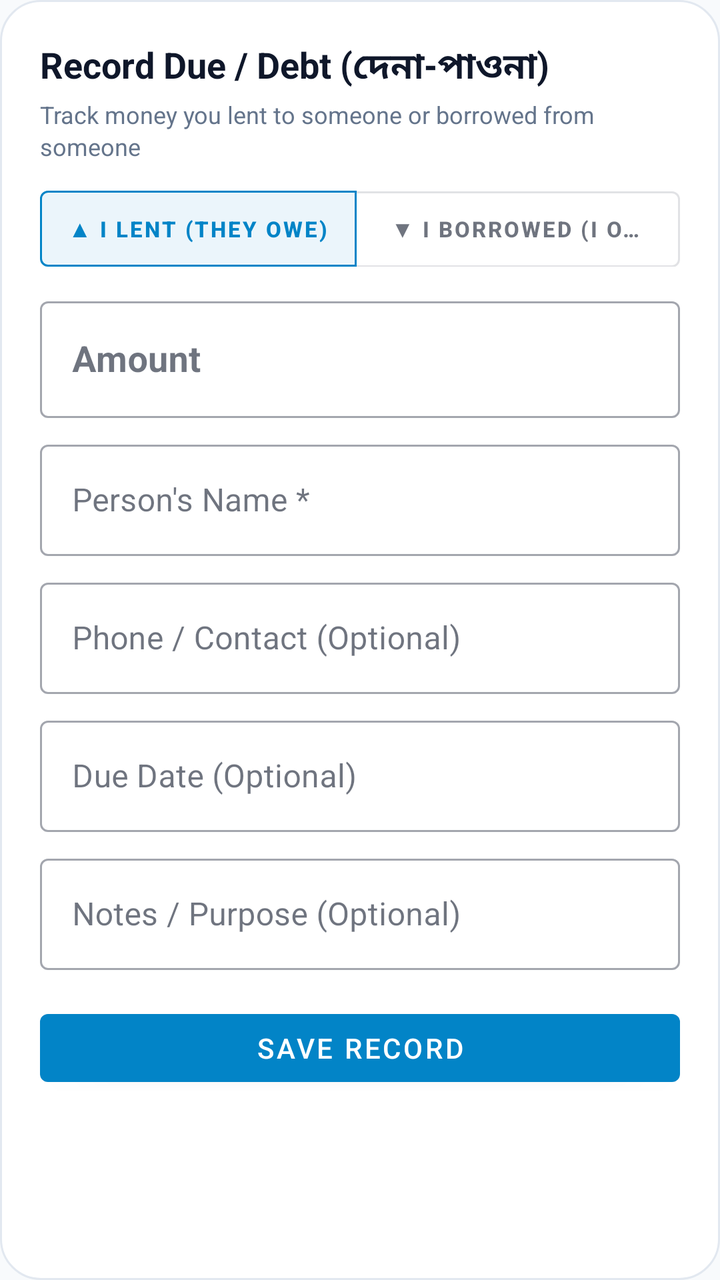
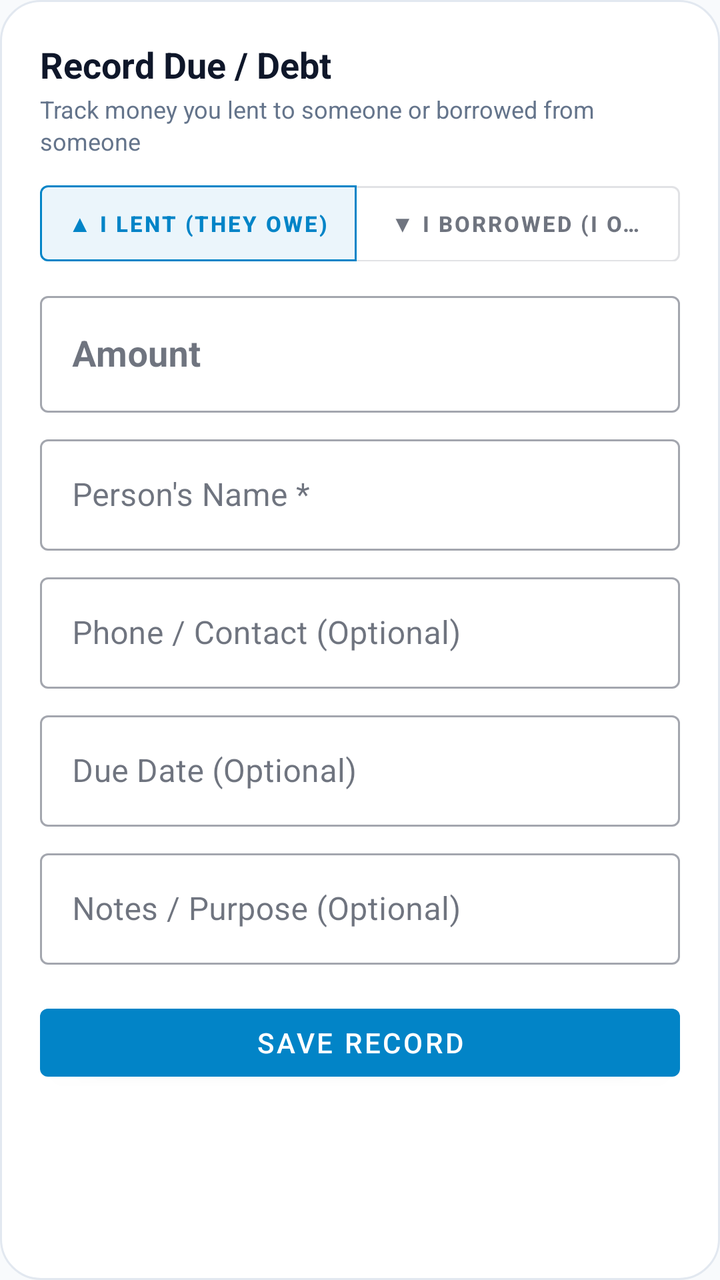

An Android layout rendered at two revisions. The XML below is the earlier revision; the diff shows what the commit changed to produce the second picture.
<!-- AndroidManifest.xml: application theme Theme.LifeSync -->
<!-- res/layout/dialog_add_due_debt.xml -->
<?xml version="1.0" encoding="utf-8"?>
<androidx.core.widget.NestedScrollView xmlns:android="http://schemas.android.com/apk/res/android"
    xmlns:app="http://schemas.android.com/apk/res-auto"
    android:layout_width="match_parent"
    android:layout_height="wrap_content"
    android:background="@drawable/bg_dialog_glass"
    android:isScrollContainer="true"
    android:fillViewport="true">

    <LinearLayout
        android:layout_width="match_parent"
        android:layout_height="wrap_content"
        android:orientation="vertical"
        android:padding="20dp"
        android:paddingBottom="28dp">

        <TextView
            android:id="@+id/tvAddDueTitle"
            android:layout_width="wrap_content"
            android:layout_height="wrap_content"
            android:text="Record Due / Debt (দেনা-পাওনা)"
            android:textColor="@color/text_primary"
            android:textSize="18sp"
            android:textStyle="bold" />

        <TextView
            android:layout_width="wrap_content"
            android:layout_height="wrap_content"
            android:layout_marginTop="2dp"
            android:text="Track money you lent to someone or borrowed from someone"
            android:textColor="@color/text_secondary"
            android:textSize="12sp" />

        
        <com.google.android.material.button.MaterialButtonToggleGroup
            android:id="@+id/toggleDueType"
            android:layout_width="wrap_content"
            android:layout_height="wrap_content"
            android:layout_marginTop="14dp"
            app:checkedButton="@id/btnTypeLent"
            app:singleSelection="true">

            <com.google.android.material.button.MaterialButton
                android:id="@+id/btnTypeLent"
                style="@style/Widget.MaterialComponents.Button.OutlinedButton"
                android:layout_width="wrap_content"
                android:layout_height="38dp"
                android:insetTop="0dp"
                android:insetBottom="0dp"
                android:paddingHorizontal="14dp"
                android:text="▲ I Lent (They Owe)"
                android:textSize="11sp"
                android:textStyle="bold" />

            <com.google.android.material.button.MaterialButton
                android:id="@+id/btnTypeBorrowed"
                style="@style/Widget.MaterialComponents.Button.OutlinedButton"
                android:layout_width="wrap_content"
                android:layout_height="38dp"
                android:insetTop="0dp"
                android:insetBottom="0dp"
                android:paddingHorizontal="14dp"
                android:text="▼ I Borrowed (I Owe)"
                android:textSize="11sp"
                android:textStyle="bold" />
        </com.google.android.material.button.MaterialButtonToggleGroup>

        
        <com.google.android.material.textfield.TextInputLayout
            android:id="@+id/tilDueAmount"
            style="@style/Widget.MaterialComponents.TextInputLayout.OutlinedBox"
            android:layout_width="match_parent"
            android:layout_height="wrap_content"
            android:layout_marginTop="12dp"
            android:hint="Amount">

            <com.google.android.material.textfield.TextInputEditText
                android:id="@+id/etDueAmount"
                android:layout_width="match_parent"
                android:layout_height="wrap_content"
                android:inputType="numberDecimal"
                android:textSize="18sp"
                android:textStyle="bold" />
        </com.google.android.material.textfield.TextInputLayout>

        
        <com.google.android.material.textfield.TextInputLayout
            style="@style/Widget.MaterialComponents.TextInputLayout.OutlinedBox"
            android:layout_width="match_parent"
            android:layout_height="wrap_content"
            android:layout_marginTop="8dp"
            android:hint="Person's Name *">

            <com.google.android.material.textfield.TextInputEditText
                android:id="@+id/etDuePersonName"
                android:layout_width="match_parent"
                android:layout_height="wrap_content"
                android:inputType="textCapWords" />
        </com.google.android.material.textfield.TextInputLayout>

        
        <com.google.android.material.textfield.TextInputLayout
            style="@style/Widget.MaterialComponents.TextInputLayout.OutlinedBox"
            android:layout_width="match_parent"
            android:layout_height="wrap_content"
            android:layout_marginTop="8dp"
            android:hint="Phone / Contact (Optional)">

            <com.google.android.material.textfield.TextInputEditText
                android:id="@+id/etDueContact"
                android:layout_width="match_parent"
                android:layout_height="wrap_content"
                android:inputType="phone" />
        </com.google.android.material.textfield.TextInputLayout>

        
        <com.google.android.material.textfield.TextInputLayout
            android:id="@+id/tilDueDate"
            style="@style/Widget.MaterialComponents.TextInputLayout.OutlinedBox"
            android:layout_width="match_parent"
            android:layout_height="wrap_content"
            android:layout_marginTop="8dp"
            android:hint="Due Date (Optional)">

            <com.google.android.material.textfield.TextInputEditText
                android:id="@+id/etDueDate"
                android:layout_width="match_parent"
                android:layout_height="wrap_content"
                android:focusable="false"
                android:clickable="true"
                android:cursorVisible="false" />
        </com.google.android.material.textfield.TextInputLayout>

        
        <com.google.android.material.textfield.TextInputLayout
            style="@style/Widget.MaterialComponents.TextInputLayout.OutlinedBox"
            android:layout_width="match_parent"
            android:layout_height="wrap_content"
            android:layout_marginTop="8dp"
            android:hint="Notes / Purpose (Optional)">

            <com.google.android.material.textfield.TextInputEditText
                android:id="@+id/etDueNotes"
                android:layout_width="match_parent"
                android:layout_height="wrap_content"
                android:inputType="textCapSentences" />
        </com.google.android.material.textfield.TextInputLayout>

        
        <com.google.android.material.button.MaterialButton
            android:id="@+id/btnSaveDueDebt"
            android:layout_width="match_parent"
            android:layout_height="46dp"
            android:layout_marginTop="16dp"
            android:text="Save Record" />

    </LinearLayout>
</androidx.core.widget.NestedScrollView>
<!-- resources referenced by this layout -->
<resources>
  <color name="text_primary">#0F172A</color>
  <color name="text_secondary">#64748B</color>
  <!-- drawable bg_dialog_glass (drawable) -->
  <?xml version="1.0" encoding="utf-8"?>
  <shape xmlns:android="http://schemas.android.com/apk/res/android"
      android:shape="rectangle">
      <corners android:radius="20dp" />
      <solid android:color="@color/surface" />
      <stroke
          android:width="1dp"
          android:color="@color/card_stroke" />
  </shape>
  <style name="Theme.LifeSync" parent="Theme.MaterialComponents.DayNight.NoActionBar">
          <item name="colorPrimary">@color/primary</item>
          <item name="colorPrimaryVariant">@color/primary_variant</item>
          <item name="colorOnPrimary">@color/on_primary</item>
          <item name="colorSecondary">@color/secondary</item>
          <item name="colorSecondaryVariant">@color/secondary_variant</item>
          <item name="colorOnSecondary">@color/on_secondary</item>
          <item name="colorSurface">@color/surface</item>
          <item name="colorOnSurface">@color/text_primary</item>
          <item name="colorOnBackground">@color/text_primary</item>
          <item name="colorOnSurfaceVariant">@color/text_secondary</item>
          <item name="android:colorBackground">@color/background</item>
          <item name="android:windowBackground">@color/background</item>
          <item name="android:textColorPrimary">@color/text_primary</item>
          <item name="android:textColorSecondary">@color/text_secondary</item>
          <item name="android:statusBarColor">@color/background</item>
          <item name="android:windowLightStatusBar">true</item>
          <item name="android:navigationBarColor">@color/background</item>
          <item name="materialCardViewStyle">@style/CardElevationRounded</item>
          <item name="android:textViewStyle">@style/DuoRhythmTextView</item>
          <item name="android:editTextStyle">@style/DuoRhythmEditText</item>
          <item name="editTextStyle">@style/DuoRhythmEditText</item>
      </style>
  <color name="surface">#FFFFFF</color>
  <color name="card_stroke">#E2E8F0</color>
  <color name="primary">#0284C7</color>
  <color name="primary_variant">#0369A1</color>
  <color name="on_primary">#FFFFFF</color>
  <color name="secondary">#7C3AED</color>
  <color name="secondary_variant">#6D28D9</color>
  <color name="on_secondary">#FFFFFF</color>
  <color name="background">#F8FAFC</color>
  <style name="CardElevationRounded" parent="Widget.MaterialComponents.CardView">
          <item name="cardCornerRadius">22dp</item>
          <item name="cardElevation">2dp</item>
          <item name="strokeWidth">1dp</item>
          <item name="strokeColor">@color/card_stroke</item>
          <item name="cardBackgroundColor">@color/surface_card</item>
      </style>
  <style name="DuoRhythmTextView" parent="android:Widget.TextView">
          <item name="android:lineSpacingExtra">2dp</item>
          <item name="android:fontFamily">sans-serif</item>
          <item name="android:includeFontPadding">true</item>
      </style>
  <style name="DuoRhythmEditText" parent="android:Widget.EditText">
          <item name="android:lineSpacingExtra">2dp</item>
          <item name="android:fontFamily">sans-serif</item>
          <item name="android:includeFontPadding">true</item>
          <item name="android:textColor">@color/text_primary</item>
          <item name="android:textColorHint">@color/text_secondary</item>
      </style>
  <color name="surface_card">#FFFFFF</color>
</resources>

<!-- the commit's change to res/layout/dialog_add_due_debt.xml (unified diff, before → after) -->
@@ -18,7 +18,7 @@
             android:id="@+id/tvAddDueTitle"
             android:layout_width="wrap_content"
             android:layout_height="wrap_content"
-            android:text="Record Due / Debt (দেনা-পাওনা)"
+            android:text="Record Due / Debt"
             android:textColor="@color/text_primary"
             android:textSize="18sp"
             android:textStyle="bold" />
